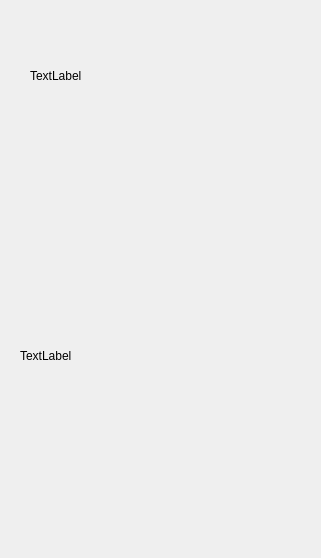
The window that ui/mywindow.ui (web-yuzm/leiMu_-) describes before a commit, drawn with Qt 5.
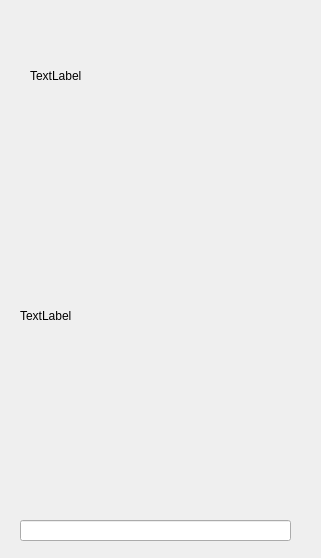
The same window after the commit.

The edit to the form file:
```diff
--- a/ui/mywindow.ui
+++ b/ui/mywindow.ui
@@ -18,7 +18,7 @@
     <property name="geometry">
      <rect>
       <x>20</x>
-      <y>160</y>
+      <y>120</y>
       <width>271</width>
       <height>391</height>
      </rect>
@@ -40,6 +40,16 @@
      <string>TextLabel</string>
     </property>
    </widget>
+   <widget class="QLineEdit" name="talk_edit">
+    <property name="geometry">
+     <rect>
+      <x>20</x>
+      <y>520</y>
+      <width>271</width>
+      <height>21</height>
+     </rect>
+    </property>
+   </widget>
   </widget>
  </widget>
  <resources/>
```
